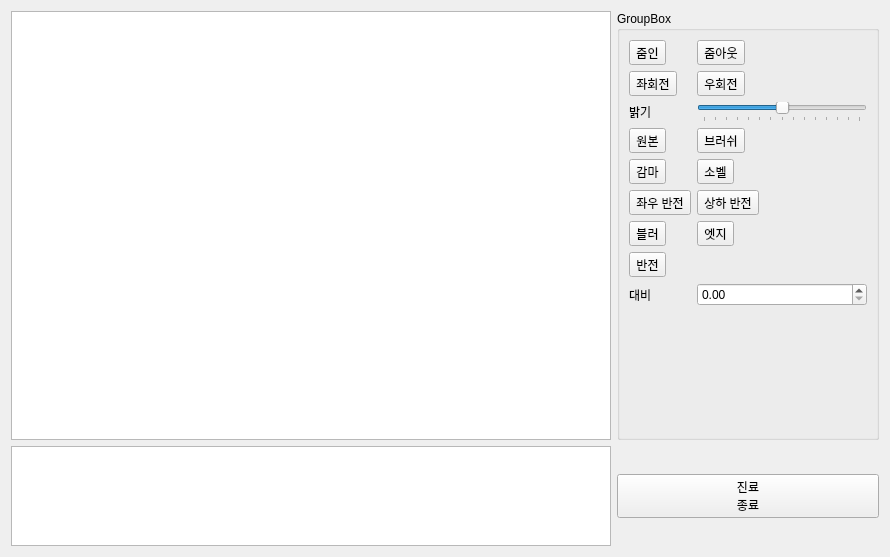
This is ImageViewerSW/imagealbum.ui in Jeong0809/QT as Qt 5 draws it before an edit. The edited form follows.
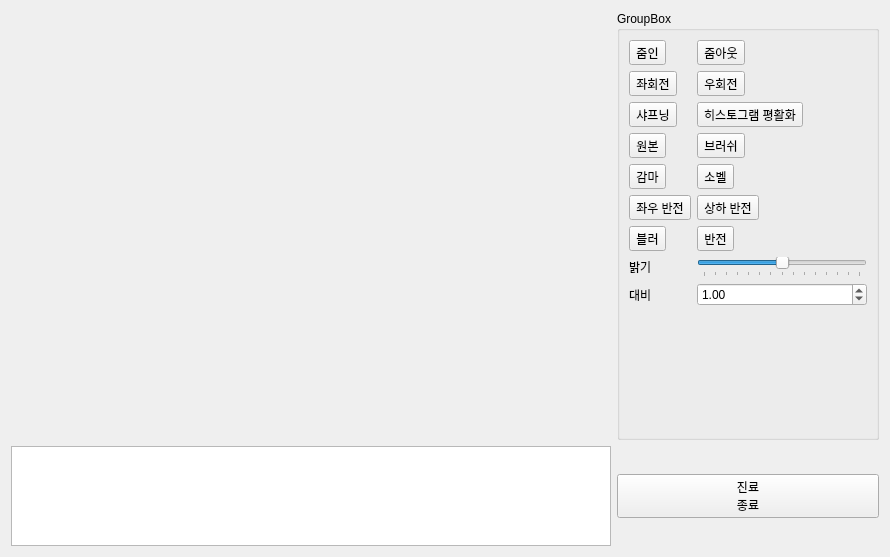
This is the edited form.

Patch:
```diff
--- a/ImageViewerSW/imagealbum.ui
+++ b/ImageViewerSW/imagealbum.ui
@@ -13,29 +13,7 @@
   <property name="windowTitle">
    <string>Form</string>
   </property>
-  <layout class="QGridLayout" name="gridLayout">
-   <item row="0" column="0">
-    <widget class="QGraphicsView" name="graphicsView">
-     <property name="minimumSize">
-      <size>
-       <width>600</width>
-       <height>400</height>
-      </size>
-     </property>
-     <property name="maximumSize">
-      <size>
-       <width>1000</width>
-       <height>1500</height>
-      </size>
-     </property>
-     <property name="baseSize">
-      <size>
-       <width>600</width>
-       <height>400</height>
-      </size>
-     </property>
-    </widget>
-   </item>
+  <layout class="QGridLayout" name="gridLayout_2">
    <item row="0" column="1">
     <widget class="QSplitter" name="splitter">
      <property name="orientation">
@@ -81,28 +59,16 @@
         </widget>
        </item>
        <item row="2" column="0">
-        <widget class="QLabel" name="label">
+        <widget class="QToolButton" name="Sharpening">
          <property name="text">
-          <string>밝기</string>
-         </property>
-         <property name="buddy">
-          <cstring>horizontalSlider</cstring>
+          <string>샤프닝</string>
          </property>
         </widget>
        </item>
        <item row="2" column="1">
-        <widget class="QSlider" name="horizontalSlider">
-         <property name="minimum">
-          <number>-70</number>
-         </property>
-         <property name="maximum">
-          <number>70</number>
-         </property>
-         <property name="orientation">
-          <enum>Qt::Horizontal</enum>
-         </property>
-         <property name="tickPosition">
-          <enum>QSlider::TicksBelow</enum>
+        <widget class="QToolButton" name="HistEqual">
+         <property name="text">
+          <string>히스토그램 평활화</string>
          </property>
         </widget>
        </item>
@@ -156,19 +122,38 @@
         </widget>
        </item>
        <item row="6" column="1">
-        <widget class="QToolButton" name="Edge">
-         <property name="text">
-          <string>엣지</string>
-         </property>
-        </widget>
-       </item>
-       <item row="7" column="0">
         <widget class="QToolButton" name="Reverse">
          <property name="text">
           <string>반전</string>
          </property>
         </widget>
        </item>
+       <item row="7" column="0">
+        <widget class="QLabel" name="label">
+         <property name="text">
+          <string>밝기</string>
+         </property>
+         <property name="buddy">
+          <cstring>horizontalSlider</cstring>
+         </property>
+        </widget>
+       </item>
+       <item row="7" column="1">
+        <widget class="QSlider" name="horizontalSlider">
+         <property name="minimum">
+          <number>-70</number>
+         </property>
+         <property name="maximum">
+          <number>70</number>
+         </property>
+         <property name="orientation">
+          <enum>Qt::Horizontal</enum>
+         </property>
+         <property name="tickPosition">
+          <enum>QSlider::TicksBelow</enum>
+         </property>
+        </widget>
+       </item>
        <item row="8" column="0">
         <widget class="QLabel" name="label_2">
          <property name="text">
@@ -187,6 +172,9 @@
          <property name="singleStep">
           <double>0.200000000000000</double>
          </property>
+         <property name="value">
+          <double>1.000000000000000</double>
+         </property>
         </widget>
        </item>
       </layout>
```
Left out of the diff: 17 changed lines with no effect on the pictures.
